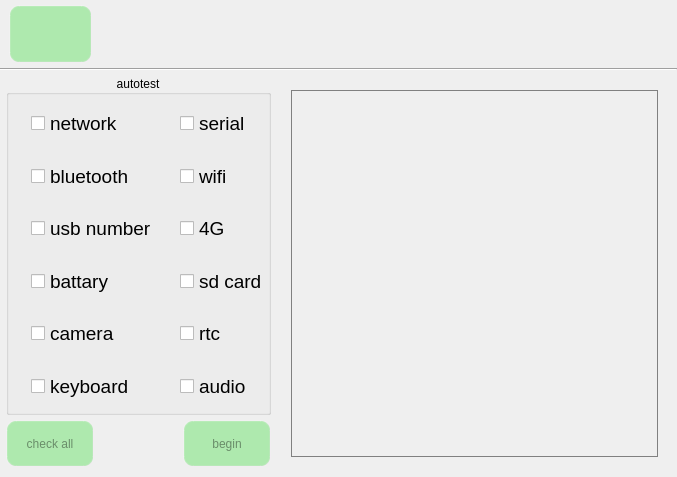
Qt form all_test.ui (jizizihe/baijie_demo) before a commit.
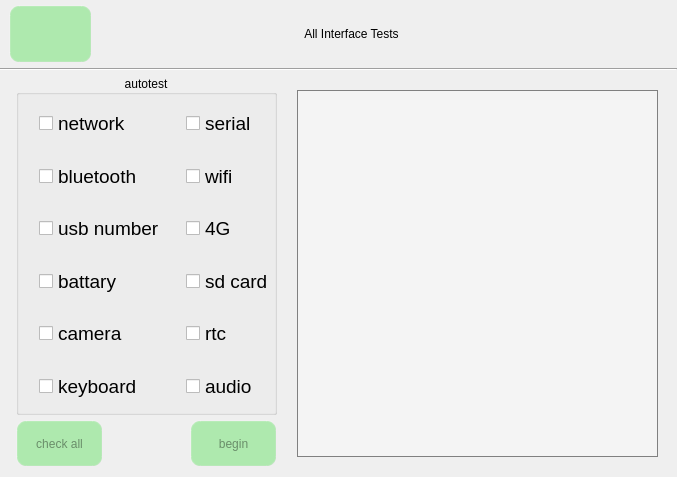
The same form after that commit. Icons and pictures are not drawn.

Commit message: func: 1.chang button style in gpio       2.refresh when open and close button in wifi,bluetooth,ethernet and 4g       3.add set  gateway and subnet mask in ethernet       4.add display 4g status in 4g       5.optimize copy,cut,delete,safe exit in storage       6.add the judgment that the serial port is occupied

Patch:
```diff
--- a/all_test.ui
+++ b/all_test.ui
@@ -87,9 +87,9 @@
      <number>0</number>
     </property>
     <item row="0" column="0">
-     <layout class="QHBoxLayout" name="horizontalLayout_4" stretch="1,9">
+     <layout class="QHBoxLayout" name="horizontalLayout_4" stretch="1,1,1,3,3">
       <property name="spacing">
-       <number>0</number>
+       <number>6</number>
       </property>
       <property name="leftMargin">
        <number>9</number>
@@ -162,6 +162,42 @@
         </property>
        </widget>
       </item>
+      <item>
+       <spacer name="horizontalSpacer_3">
+        <property name="orientation">
+         <enum>Qt::Horizontal</enum>
+        </property>
+        <property name="sizeHint" stdset="0">
+         <size>
+          <width>40</width>
+          <height>20</height>
+         </size>
+        </property>
+       </spacer>
+      </item>
+      <item>
+       <spacer name="horizontalSpacer_2">
+        <property name="orientation">
+         <enum>Qt::Horizontal</enum>
+        </property>
+        <property name="sizeHint" stdset="0">
+         <size>
+          <width>40</width>
+          <height>20</height>
+         </size>
+        </property>
+       </spacer>
+      </item>
+      <item>
+       <widget class="QLabel" name="label">
+        <property name="text">
+         <string>All Interface Tests</string>
+        </property>
+        <property name="alignment">
+         <set>Qt::AlignCenter</set>
+        </property>
+       </widget>
+      </item>
       <item>
        <spacer name="horizontalSpacer_7">
         <property name="orientation">
@@ -197,7 +233,10 @@
      </widget>
     </item>
     <item row="2" column="0">
-     <layout class="QHBoxLayout" name="horizontalLayout_9" stretch="4,6">
+     <layout class="QHBoxLayout" name="horizontalLayout_2" stretch="4,6">
+      <property name="leftMargin">
+       <number>10</number>
+      </property>
       <item>
        <layout class="QVBoxLayout" name="verticalLayout" stretch="6,1">
         <property name="leftMargin">
@@ -720,7 +759,7 @@
        </layout>
       </item>
       <item>
-       <layout class="QVBoxLayout" name="verticalLayout_2" stretch="3">
+       <layout class="QGridLayout" name="gridLayout_2">
         <property name="leftMargin">
          <number>20</number>
         </property>
@@ -733,8 +772,13 @@
         <property name="bottomMargin">
          <number>20</number>
         </property>
-        <item>
+        <item row="0" column="0">
          <widget class="QTextEdit" name="textEdit">
+          <property name="styleSheet">
+           <string notr="true">
+  background-color:rgba(255, 255, 255, 80);
+</string>
+          </property>
           <property name="readOnly">
            <bool>true</bool>
           </property>
```
The commit also changes 103 other files.
